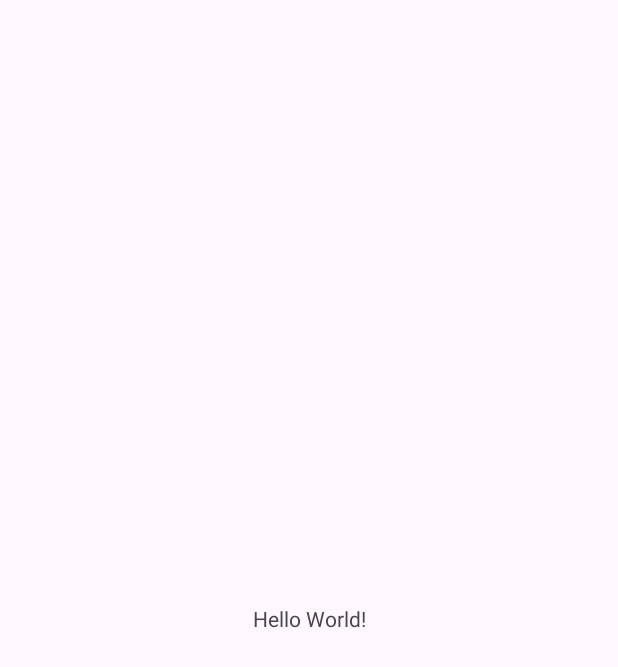
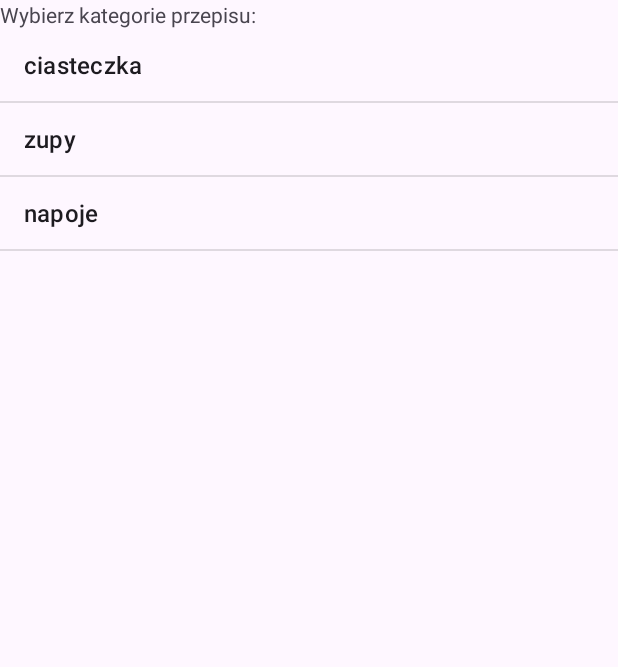
Before and after one commit to kitykatgirl/Gotowanko, an Android app: the screen it shows after launch (MainActivity), on a phone screen of 412 x 824 dp. Before the commit the part shown is almost empty. Shown: the top 667 px of the screen. Run offline under Robolectric (Android 15) with nearby library versions, the phone set to English and light mode, and no system bars.

Commit message:
filled out list view static and made the look for the main part i think....

```diff
--- a/app/src/main/res/layout/activity_main.xml
+++ b/app/src/main/res/layout/activity_main.xml
@@ -1,19 +1,22 @@
 <?xml version="1.0" encoding="utf-8"?>
-<androidx.constraintlayout.widget.ConstraintLayout xmlns:android="http://schemas.android.com/apk/res/android"
+<LinearLayout xmlns:android="http://schemas.android.com/apk/res/android"
     xmlns:app="http://schemas.android.com/apk/res-auto"
     xmlns:tools="http://schemas.android.com/tools"
     android:id="@+id/main"
     android:layout_width="match_parent"
     android:layout_height="match_parent"
+    android:orientation="vertical"
     tools:context=".MainActivity">
 
     <TextView
+        android:id="@+id/textView"
         android:layout_width="wrap_content"
         android:layout_height="wrap_content"
-        android:text="Hello World!"
-        app:layout_constraintBottom_toBottomOf="parent"
-        app:layout_constraintEnd_toEndOf="parent"
-        app:layout_constraintStart_toStartOf="parent"
-        app:layout_constraintTop_toTopOf="parent" />
+        android:text="Wybierz kategorie przepisu:" />
 
-</androidx.constraintlayout.widget.ConstraintLayout>
+    <ListView
+        android:entries="@array/kategorie_string"
+        android:id="@+id/listViewKategorie"
+        android:layout_width="match_parent"
+        android:layout_height="match_parent" />
+</LinearLayout>
--- a/app/src/main/res/values/strings.xml
+++ b/app/src/main/res/values/strings.xml
@@ -1,3 +1,8 @@
 <resources>
     <string name="app_name">GotowankoKL</string>
+    <string-array name="kategorie_string">
+        <item>ciasteczka</item>
+        <item>zupy</item>
+        <item>napoje</item>
+    </string-array>
 </resources>
```
